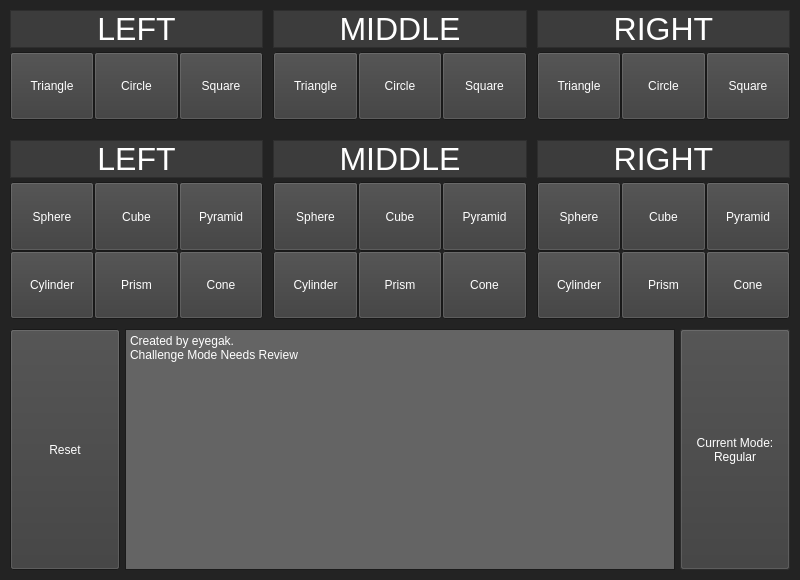
Above: mainwindow.ui from isaaclonergan/DissectionTool before the change. Below: the same form after it.
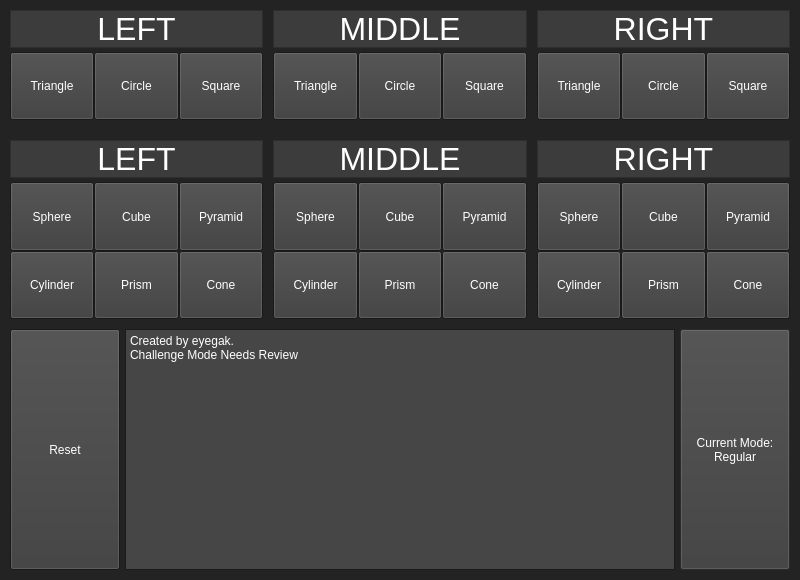
That is the form after the change.

Commit message: Darkened text box

The edit to the form file:
```diff
--- a/mainwindow.ui
+++ b/mainwindow.ui
@@ -109,9 +109,9 @@
      <colorrole role="Base">
       <brush brushstyle="SolidPattern">
        <color alpha="255">
-        <red>100</red>
-        <green>100</green>
-        <blue>100</blue>
+        <red>70</red>
+        <green>70</green>
+        <blue>70</blue>
        </color>
       </brush>
      </colorrole>
@@ -255,9 +255,9 @@
      <colorrole role="Base">
       <brush brushstyle="SolidPattern">
        <color alpha="255">
-        <red>100</red>
-        <green>100</green>
-        <blue>100</blue>
+        <red>70</red>
+        <green>70</green>
+        <blue>70</blue>
        </color>
       </brush>
      </colorrole>
```
The commit also changes 1 other file.
